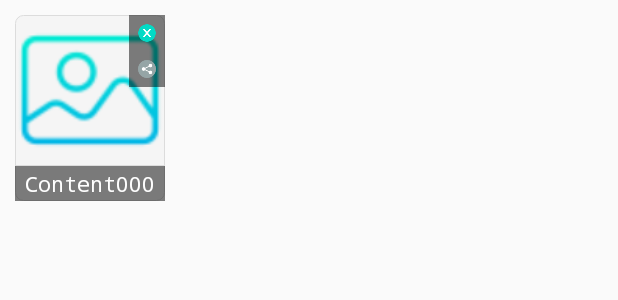
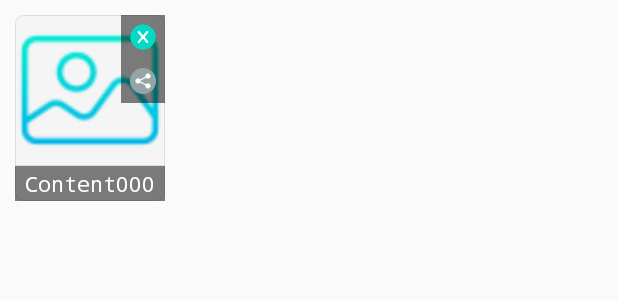
Before and after one commit to Manu-yadav/SubjectNotes, an Android app: the layout child_view_content.xml on its own in the app's theme, with its tools: preview values and no code run, on a phone screen of 412 x 824 dp. Shown: the top 300 px of the screen. Run offline under Robolectric (Android 15) with nearby library versions, the phone set to English and light mode, and no system bars.

```diff
--- a/app/src/main/res/layout/child_view_content.xml
+++ b/app/src/main/res/layout/child_view_content.xml
@@ -31,8 +31,8 @@
 
             <ImageView
                 android:id="@+id/iv_delete"
-                android:layout_width="20dp"
-                android:layout_height="20dp"
+                android:layout_width="25dp"
+                android:layout_height="25dp"
                 android:layout_margin="2dp"
                 android:clickable="true"
                 android:focusable="true"
@@ -42,8 +42,8 @@
 
             <ImageView
                 android:id="@+id/iv_share"
-                android:layout_width="20dp"
-                android:layout_height="20dp"
+                android:layout_width="25dp"
+                android:layout_height="25dp"
                 android:layout_margin="2dp"
                 android:clickable="true"
                 android:focusable="true"
```
Also changed, not shown: app/src/main/java/com/example/subjectnotes/activites/SubjectActivity.java (+2 -13 lines), app/src/main/res/layout/child_view.xml (+4 -4 lines).
